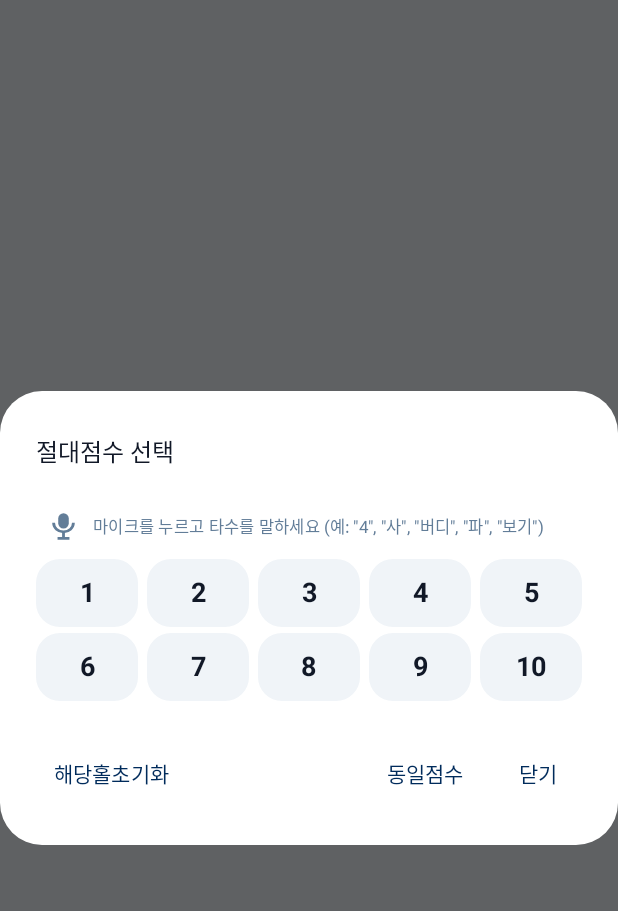
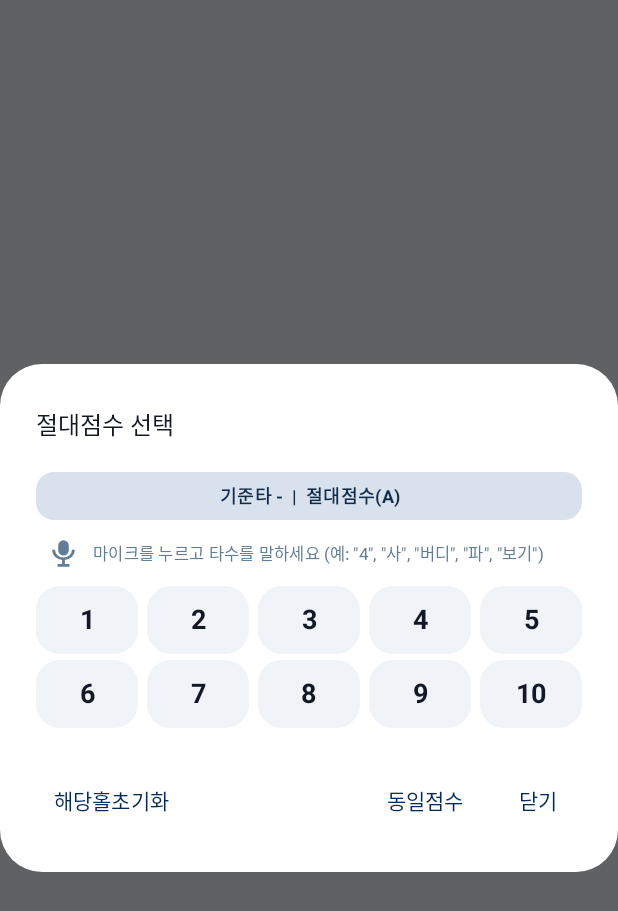
Before and after one commit to ndokhak-prog/ScoreRecorder-proj, an Android app built with Jetpack Compose: the composable ScorePopupScreen called with empty values, on a phone screen of 412 x 824 dp. Shown: the top 911 px of the screen. Run offline under Robolectric (Android 15) with nearby library versions, the phone set to English and light mode, and no system bars.

Commit message:
기록목록 버튼 세로배치, 신규경기 선수명 도움말, 기록상세 점수창 정보·4명 이름 잘림·코스정보 수정

```diff
--- a/app/src/main/java/com/example/scorerecorder/ui/NewGameScreen.kt
+++ b/app/src/main/java/com/example/scorerecorder/ui/NewGameScreen.kt
@@ -302,7 +302,8 @@ fun NewGameScreen(
                         OutlinedTextField(
                             value = p,
                             onValueChange = { players[idx] = it.take(5) },
-                            placeholder = { Text("선수명 (5자 이내)") },
+                            label = { Text("선수명 (5자 이내)", fontSize = 11.sp) },
+                            placeholder = { Text("5자 이내", fontSize = 11.sp, color = MaterialTheme.colorScheme.onSurfaceVariant) },
                             colors = inputFieldColors(),
                             textStyle = InputTextStyle,
                             singleLine = true,
--- a/app/src/main/java/com/example/scorerecorder/ui/ScorePopupScreen.kt
+++ b/app/src/main/java/com/example/scorerecorder/ui/ScorePopupScreen.kt
@@ -27,6 +27,16 @@ import androidx.compose.ui.text.style.TextAlign
 import androidx.compose.ui.unit.dp
 import androidx.compose.ui.unit.sp
 
+/** 점수입력창 상단 정보: 홀 / 기준타 / 점수방식 / 선수명 */
+internal fun scorePopupInfo(holeLabel: String?, par: Int?, scoreType: String, playerName: String?): String {
+    val parts = mutableListOf<String>()
+    if (!holeLabel.isNullOrBlank()) parts.add("홀 $holeLabel")
+    parts.add("기준타 ${par ?: "-"}")
+    parts.add(if (scoreType == "R") "상대점수(R)" else "절대점수(A)")
+    if (!playerName.isNullOrBlank()) parts.add("선수 $playerName")
+    return parts.joinToString("  |  ")
+}
+
 @Composable
 fun ScorePopupScreen(
     scoreType: String,
@@ -35,7 +45,9 @@ fun ScorePopupScreen(
     onDismiss: () -> Unit,
     onSelect: (Int?) -> Unit,
     onResetHole: () -> Unit = {},
-    onCopyToAll: (Int?) -> Unit = {}
+    onCopyToAll: (Int?) -> Unit = {},
+    holeLabel: String? = null,
+    playerName: String? = null
 ) {
     var selected by remember { mutableStateOf(initial) }
     val blink = rememberInfiniteTransition(label = "blink")
@@ -59,6 +71,20 @@ fun ScorePopupScreen(
         title = { Text(text = if (scoreType == "R") "상대점수 (기준타 대비)" else "절대점수 선택", fontSize = 16.sp) },
         text = {
             Column(verticalArrangement = Arrangement.spacedBy(4.dp), modifier = Modifier.fillMaxWidth()) {
+                Surface(
+                    shape = MaterialTheme.shapes.small,
+                    color = MaterialTheme.colorScheme.primaryContainer,
+                    modifier = Modifier.fillMaxWidth()
+                ) {
+                    Text(
+                        scorePopupInfo(holeLabel, par, scoreType, playerName),
+                        modifier = Modifier.fillMaxWidth().padding(horizontal = 8.dp, vertical = 6.dp),
+                        textAlign = TextAlign.Center,
+                        fontWeight = FontWeight.Bold,
+                        fontSize = 12.sp,
+                        color = MaterialTheme.colorScheme.onPrimaryContainer
+                    )
+                }
                 VoiceScoreMic(allowed = values, scoreType = scoreType, par = par) { v -> selected = v }
                 values.chunked(5).forEach { row ->
                     Row(horizontalArrangement = Arrangement.spacedBy(6.dp), modifier = Modifier.fillMaxWidth()) {
```
Also changed, not shown: app/src/main/java/com/example/scorerecorder/ui/RecordDetailScreen.kt (+67 -15 lines), app/src/main/java/com/example/scorerecorder/ui/RecordListScreen.kt (+15 -8 lines), 3 other files.
